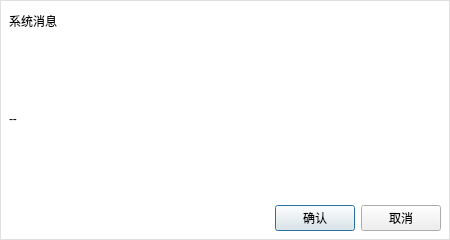
Old version of the form Dialog/dialognote.ui in the repository Mtr1994/TU-Services.
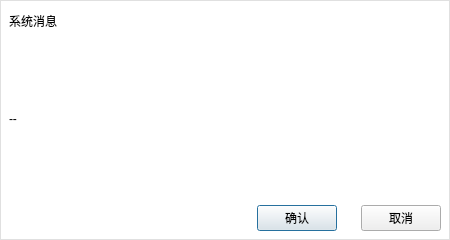
New version of the form. Icons and pictures are not drawn.

Patch:
```diff
--- a/Dialog/dialognote.ui
+++ b/Dialog/dialognote.ui
@@ -109,6 +109,9 @@
       </item>
       <item row="2" column="1">
        <layout class="QHBoxLayout" name="horizontalLayout">
+        <property name="spacing">
+         <number>24</number>
+        </property>
         <item>
          <spacer name="horizontalSpacer_2">
           <property name="orientation">
```
